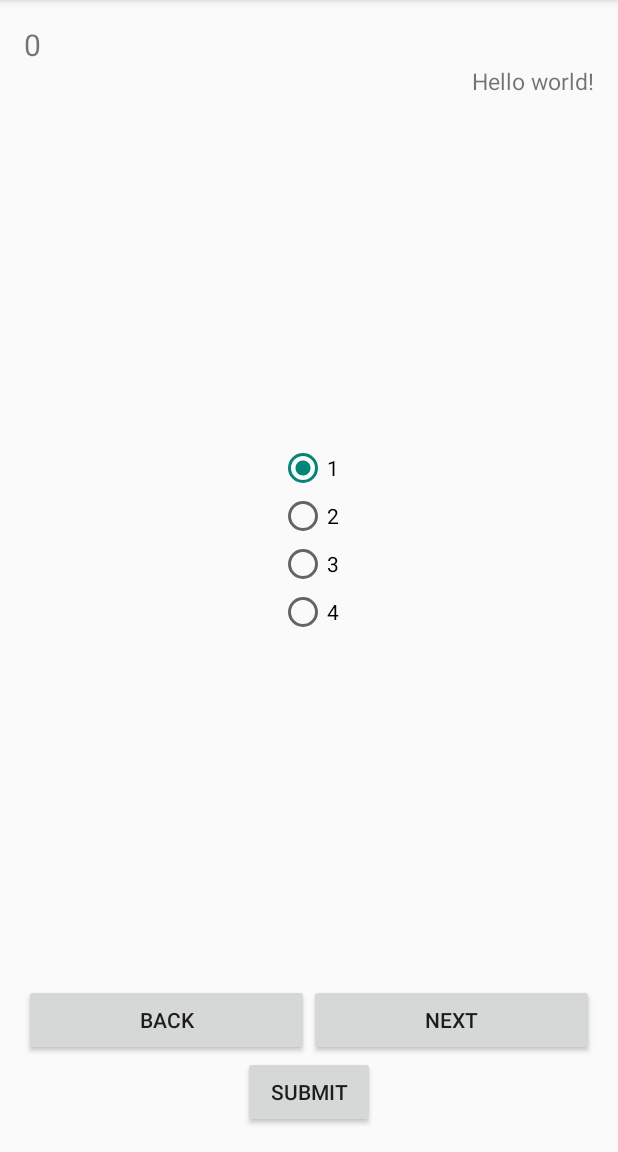
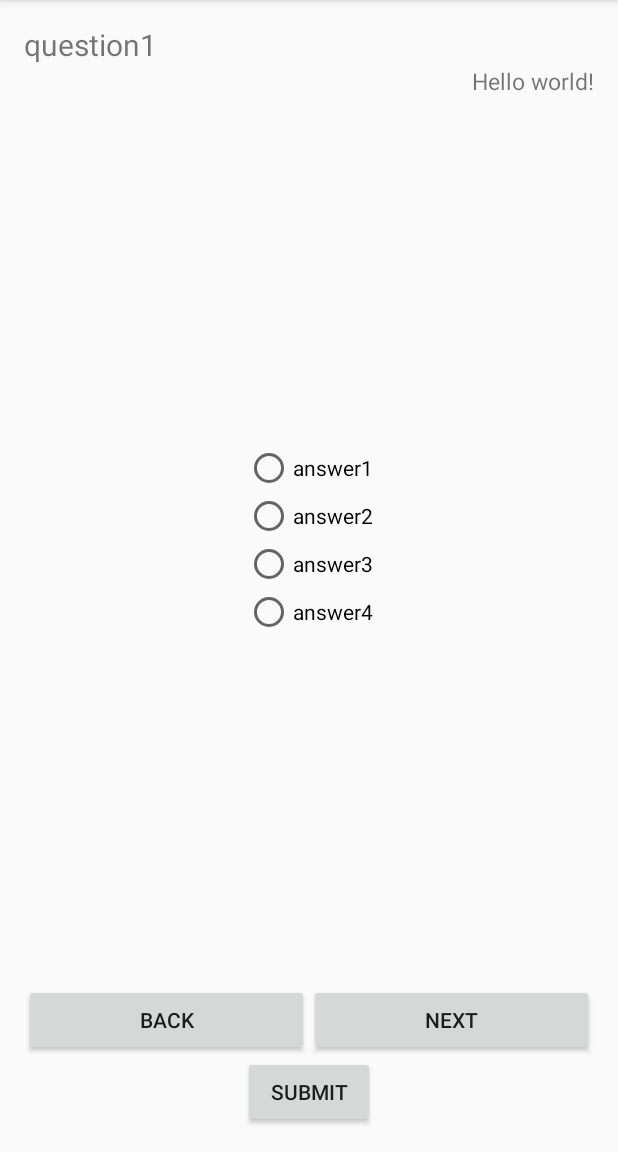
Before and after one commit to tams1993/HomeButton, an Android app: the screen it shows after launch (MainActivity), on a phone screen of 412 x 824 dp, the part 84-1236 px from its top. Run offline under Robolectric (Android 15) with nearby library versions, the phone set to English and light mode, and no system bars.

```diff
--- a/app/src/main/java/app/gko/homebutton/MainActivity.java
+++ b/app/src/main/java/app/gko/homebutton/MainActivity.java
@@ -123,7 +123,11 @@ public class MainActivity extends ActionBarActivity {
 
         final SharedPreferences sp = getSharedPreferences("PREF_NAME", Context.MODE_PRIVATE);
         final SharedPreferences.Editor editor = sp.edit();
+
+        editor.clear();
         textView2.setText(String.valueOf(AnswerCounter));
+
+        radioGroup.clearCheck();
 
 
 
@@ -137,7 +141,7 @@ public class MainActivity extends ActionBarActivity {
 
 //        editor.putString("answer_" + Counter, String.valueOf(idx));
 //        editor.commit();
-        ((RadioButton)radioGroup.getChildAt(ANSWER_STUDENT)).setChecked(true);
+//        ((RadioButton)radioGroup.getChildAt(ANSWER_STUDENT)).setChecked(true);
 
 
         radioGroup.setOnCheckedChangeListener(new RadioGroup.OnCheckedChangeListener() {
@@ -334,42 +338,42 @@ public class MainActivity extends ActionBarActivity {
             JSONObject questionAll = jsonResponse.getJSONObject("question_all");
             JSONArray questionArray = questionAll.getJSONArray("question");
             List<String[]> allNames = new ArrayList<>();
-//            JSONObject q = questionArray.getJSONObject(0);
+            JSONObject q = questionArray.getJSONObject(0);
 
 
-//            String[] question = {q.getString("q"),q.getString("a1"),q.getString("a2"),q.getString("a3"),q.getString("a4")};
+            String[] question = {q.getString("q"),q.getString("a1"),q.getString("a2"),q.getString("a3"),q.getString("a4")};
 
-//            textView.setText(question[0]);
-//            for(int i = 1; i <= 4; i++) {
-//                radioButton = new RadioButton(this);
-//                radioButton.setText(question[i]);
-//                radioGroup.addView(radioButton);
-//                radioGroup.getChildAt(i);
-//            }
+            textView.setText(question[0]);
+            for(int i = 1; i <= question.length - 1; i++) {
+                radioButton = new RadioButton(this);
+                radioButton.setText(question[i]);
+                radioGroup.addView(radioButton);
+                radioGroup.getChildAt(i);
+            }
 
 
-//            String[] arr = new String[questionArray.length()];
+            String[] arr = new String[questionArray.length()];
+            for (int i = 0; i < questionArray.length(); i++) {
+
+                arr[i] = questionArray.getString(i);
+                Log.d(TAG, "arr[ "+i+"]= " + arr[i]);
+            }
+
+            allNames.add(arr);
+
+
 //            for (int i = 0; i < questionArray.length(); i++) {
 //
-//                arr[i] = questionArray.getString(i);
-//                Log.d(TAG, "arr[ "+i+"]= " + arr[i]);
+//
+//                JSONObject q = questionArray.getJSONObject(i);
+//
+//                String[] question = {q.getString("q"),q.getString("a1"),q.getString("a2"),q.getString("a3"),q.getString("a4")};
+//                String answer = q.getString("q");  //  specific item
+//                allNames.add(question);
+//
+//
+//
 //            }
-//
-//            allNames.add(arr);
-
-
-            for (int i = 0; i < questionArray.length(); i++) {
-
-
-                JSONObject q = questionArray.getJSONObject(i);
-
-                String[] question = {q.getString("q"),q.getString("a1"),q.getString("a2"),q.getString("a3"),q.getString("a4")};
-                String answer = q.getString("q");  //  specific item
-                allNames.add(question);
-
-
-
-            }
 
 //            Log.d(TAG, "question : " + allNames[0]);
 
--- a/app/src/main/res/layout/activity_main.xml
+++ b/app/src/main/res/layout/activity_main.xml
@@ -40,29 +40,6 @@
             android:layout_weight="2">
 
 
-            <RadioButton
-                android:layout_width="wrap_content"
-                android:layout_height="wrap_content"
-                android:text="1"
-                android:id="@+id/radioButton" />
-
-            <RadioButton
-                android:layout_width="wrap_content"
-                android:layout_height="wrap_content"
-                android:text="2"
-                android:id="@+id/radioButton2" />
-
-            <RadioButton
-                android:layout_width="wrap_content"
-                android:layout_height="wrap_content"
-                android:text="3"
-                android:id="@+id/radioButton3" />
-
-            <RadioButton
-                android:layout_width="wrap_content"
-                android:layout_height="wrap_content"
-                android:text="4"
-                android:id="@+id/radioButton4" />
         </RadioGroup>
 
         <LinearLayout
```
